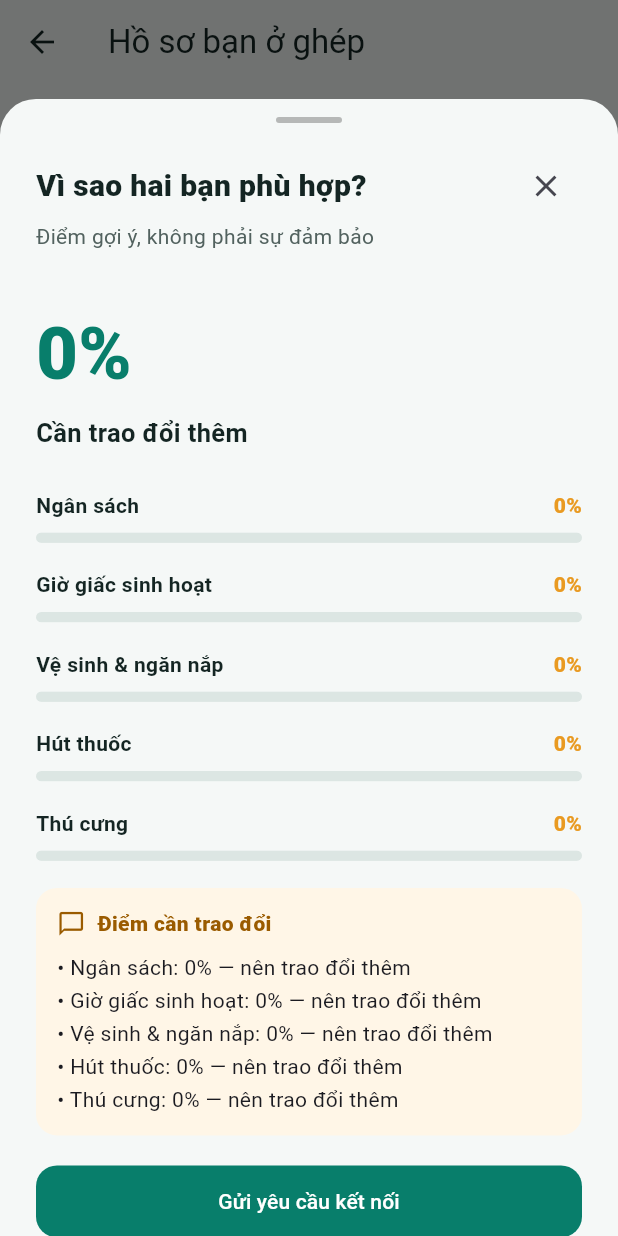
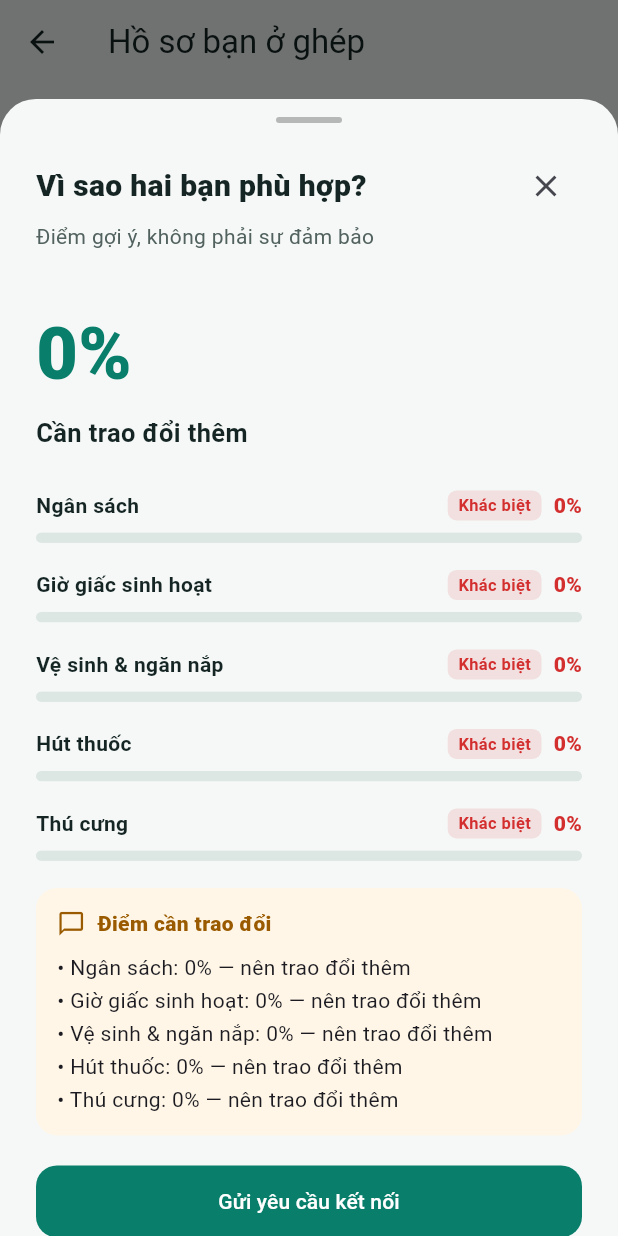
Before and after one commit to PHamHuy-23/Roomate-and-matching-app, a Flutter app: the CandidateProfileScreen screen opened directly with empty values, after a tap on an icon or button, on a phone screen of 412 x 824 dp. Run offline on Flutter 3.47's test engine with Material 3 defaults, Android fonts, the phone set to English and light mode, and no system bars; our stand-ins replace flutter_map, image_picker, latlong2, shared_preferences; accounts and stored records are empty.

Commit message:
feat(matching): implement 3-tier visual color analysis (green/yellow/red) for criteria compatibility

```diff
--- a/frontend/lib/widgets/compatibility_bottom_sheet.dart
+++ b/frontend/lib/widgets/compatibility_bottom_sheet.dart
@@ -58,8 +58,25 @@ class CompatibilityBottomSheet extends StatelessWidget {
     return 'Cần trao đổi thêm';
   }
 
-  Color _scoreColor(double score) =>
-      score >= 70 ? DiscoveryPalette.primary : DiscoveryPalette.warning;
+  Color _scoreColor(double score) {
+    if (score >= 70.0) {
+      return DiscoveryPalette.primary;
+    }
+    if (score >= 50.0) {
+      return DiscoveryPalette.warning;
+    }
+    return const Color(0xFFD32F2F);
+  }
+
+  String _scoreStatusLabel(double score) {
+    if (score >= 70.0) {
+      return 'Trùng khớp';
+    }
+    if (score >= 50.0) {
+      return 'Lệch nhẹ';
+    }
+    return 'Khác biệt';
+  }
 
   @override
   Widget build(BuildContext context) {
@@ -143,6 +160,7 @@ class CompatibilityBottomSheet extends StatelessWidget {
                       label: criterion.label,
                       score: criterion.score,
                       color: _scoreColor(criterion.score),
+                      statusLabel: _scoreStatusLabel(criterion.score),
                     ),
                   if (_highlights.isNotEmpty) ...[
                     _InsightPanel(
@@ -210,11 +228,13 @@ class _CriterionProgress extends StatelessWidget {
     required this.label,
     required this.score,
     required this.color,
+    required this.statusLabel,
   });
 
   final String label;
   final double score;
   final Color color;
+  final String statusLabel;
 
   @override
   Widget build(BuildContext context) {
@@ -230,6 +250,22 @@ class _CriterionProgress extends StatelessWidget {
                   style: const TextStyle(
                     color: DiscoveryPalette.text,
                     fontWeight: FontWeight.w600,
+                  ),
+                ),
+              ),
+              Container(
+                margin: const EdgeInsets.only(right: 8),
+                padding: const EdgeInsets.symmetric(horizontal: 7, vertical: 2),
+                decoration: BoxDecoration(
+                  color: color.withValues(alpha: 0.12),
+                  borderRadius: BorderRadius.circular(6),
+                ),
+                child: Text(
+                  statusLabel,
+                  style: TextStyle(
+                    color: color,
+                    fontSize: 11,
+                    fontWeight: FontWeight.w700,
                   ),
                 ),
               ),
```
